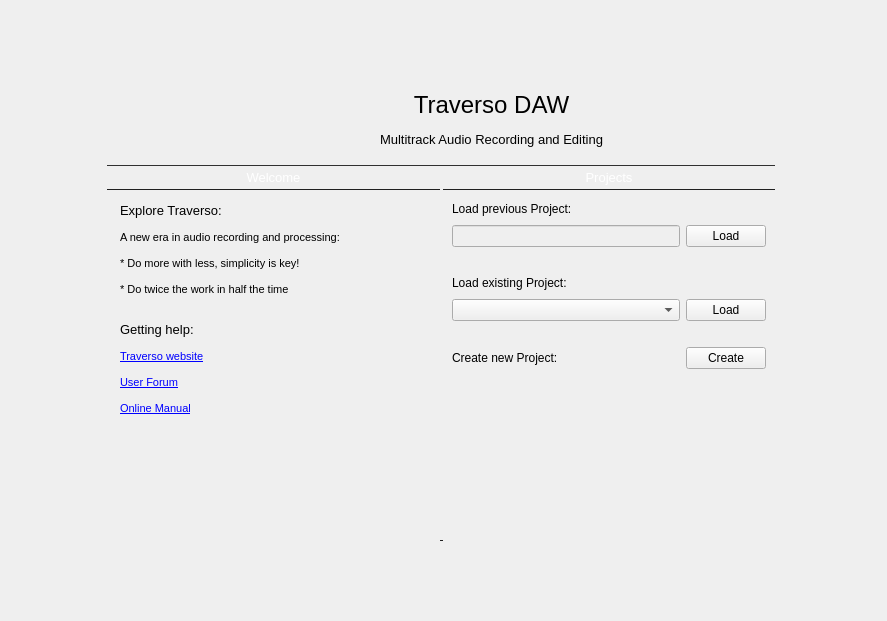
Old version of the form src/traverso/ui/WelcomeWidget.ui in the repository ErwanLegrand/Traverso-DAW.
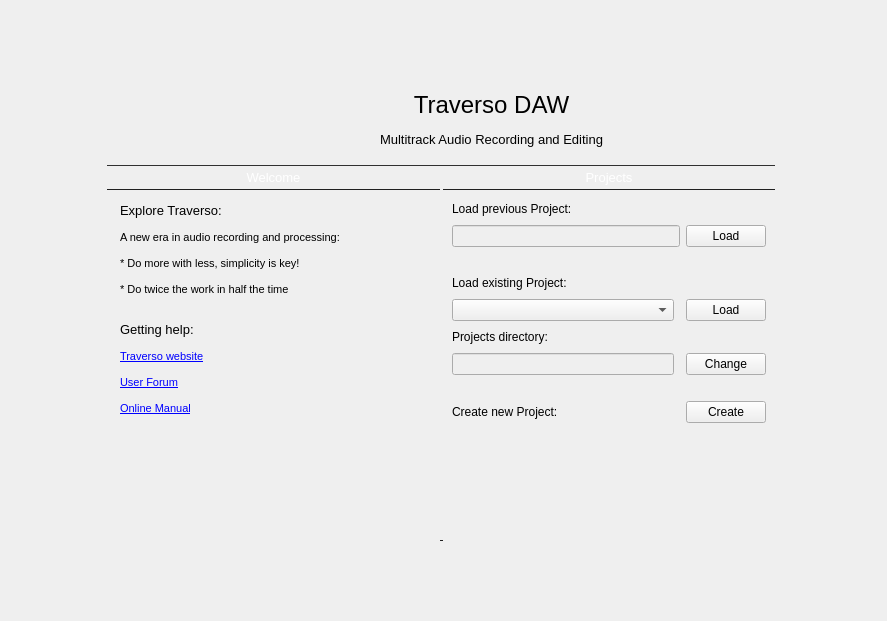
New version of the form. Icons and pictures are not drawn.

Commit message:
ProjectManager: only return project dirs that are traverso projects
Also improved WelcomeWidget with the ability to change the projects
directory to use.

Patch:
```diff
--- a/src/traverso/ui/WelcomeWidget.ui
+++ b/src/traverso/ui/WelcomeWidget.ui
@@ -464,7 +464,7 @@
                <item row="1" column="0">
                 <widget class="QComboBox" name="projectsComboBox">
                  <property name="sizePolicy">
-                  <sizepolicy hsizetype="Preferred" vsizetype="Expanding">
+                  <sizepolicy hsizetype="Expanding" vsizetype="Expanding">
                    <horstretch>4</horstretch>
                    <verstretch>0</verstretch>
                   </sizepolicy>
@@ -474,7 +474,62 @@
                  </property>
                 </widget>
                </item>
-               <item row="1" column="1" colspan="2">
+               <item row="3" column="0">
+                <widget class="QLineEdit" name="projectsDirLineEdit">
+                 <property name="enabled">
+                  <bool>false</bool>
+                 </property>
+                 <property name="sizePolicy">
+                  <sizepolicy hsizetype="Expanding" vsizetype="Fixed">
+                   <horstretch>4</horstretch>
+                   <verstretch>0</verstretch>
+                  </sizepolicy>
+                 </property>
+                </widget>
+               </item>
+               <item row="2" column="0">
+                <widget class="QLabel" name="label_2">
+                 <property name="sizePolicy">
+                  <sizepolicy hsizetype="Preferred" vsizetype="Preferred">
+                   <horstretch>2</horstretch>
+                   <verstretch>0</verstretch>
+                  </sizepolicy>
+                 </property>
+                 <property name="text">
+                  <string>&lt;!DOCTYPE HTML PUBLIC &quot;-//W3C//DTD HTML 4.0//EN&quot; &quot;http://www.w3.org/TR/REC-html40/strict.dtd&quot;&gt;
+&lt;html&gt;&lt;head&gt;&lt;meta name=&quot;qrichtext&quot; content=&quot;1&quot; /&gt;&lt;style type=&quot;text/css&quot;&gt;
+p, li { white-space: pre-wrap; }
+&lt;/style&gt;&lt;/head&gt;&lt;body style=&quot; font-family:'DejaVu Sans'; font-size:8pt; font-weight:400; font-style:normal;&quot;&gt;
+&lt;p style=&quot; margin-top:0px; margin-bottom:0px; margin-left:0px; margin-right:0px; -qt-block-indent:0; text-indent:0px;&quot;&gt;&lt;span style=&quot; font-size:9pt;&quot;&gt;Projects directory:&lt;/span&gt;&lt;/p&gt;&lt;/body&gt;&lt;/html&gt;</string>
+                 </property>
+                </widget>
+               </item>
+               <item row="3" column="2">
+                <widget class="QPushButton" name="changeProjectsDirButton">
+                 <property name="sizePolicy">
+                  <sizepolicy hsizetype="Fixed" vsizetype="Fixed">
+                   <horstretch>0</horstretch>
+                   <verstretch>0</verstretch>
+                  </sizepolicy>
+                 </property>
+                 <property name="minimumSize">
+                  <size>
+                   <width>80</width>
+                   <height>0</height>
+                  </size>
+                 </property>
+                 <property name="maximumSize">
+                  <size>
+                   <width>80</width>
+                   <height>16777215</height>
+                  </size>
+                 </property>
+                 <property name="text">
+                  <string>Change</string>
+                 </property>
+                </widget>
+               </item>
+               <item row="1" column="2">
                 <widget class="QPushButton" name="loadExistingProjectButton">
                  <property name="maximumSize">
                   <size>
@@ -487,6 +542,32 @@
                  </property>
                 </widget>
                </item>
+               <item row="0" column="2">
+                <spacer name="horizontalSpacer_2">
+                 <property name="orientation">
+                  <enum>Qt::Horizontal</enum>
+                 </property>
+                 <property name="sizeHint" stdset="0">
+                  <size>
+                   <width>40</width>
+                   <height>20</height>
+                  </size>
+                 </property>
+                </spacer>
+               </item>
+               <item row="2" column="2">
+                <spacer name="horizontalSpacer_3">
+                 <property name="orientation">
+                  <enum>Qt::Horizontal</enum>
+                 </property>
+                 <property name="sizeHint" stdset="0">
+                  <size>
+                   <width>40</width>
+                   <height>20</height>
+                  </size>
+                 </property>
+                </spacer>
+               </item>
               </layout>
              </item>
              <item>
@@ -526,9 +607,21 @@
                </item>
                <item>
                 <widget class="QPushButton" name="createProjectPushbutton">
+                 <property name="sizePolicy">
+                  <sizepolicy hsizetype="Fixed" vsizetype="Fixed">
+                   <horstretch>90</horstretch>
+                   <verstretch>0</verstretch>
+                  </sizepolicy>
+                 </property>
+                 <property name="minimumSize">
+                  <size>
+                   <width>80</width>
+                   <height>0</height>
+                  </size>
+                 </property>
                  <property name="maximumSize">
                   <size>
-                   <width>100</width>
+                   <width>80</width>
                    <height>16777215</height>
                   </size>
                  </property>
```
Left out of the diff: 41 changed lines with no effect on the pictures. The commit also changes 3 other files.
